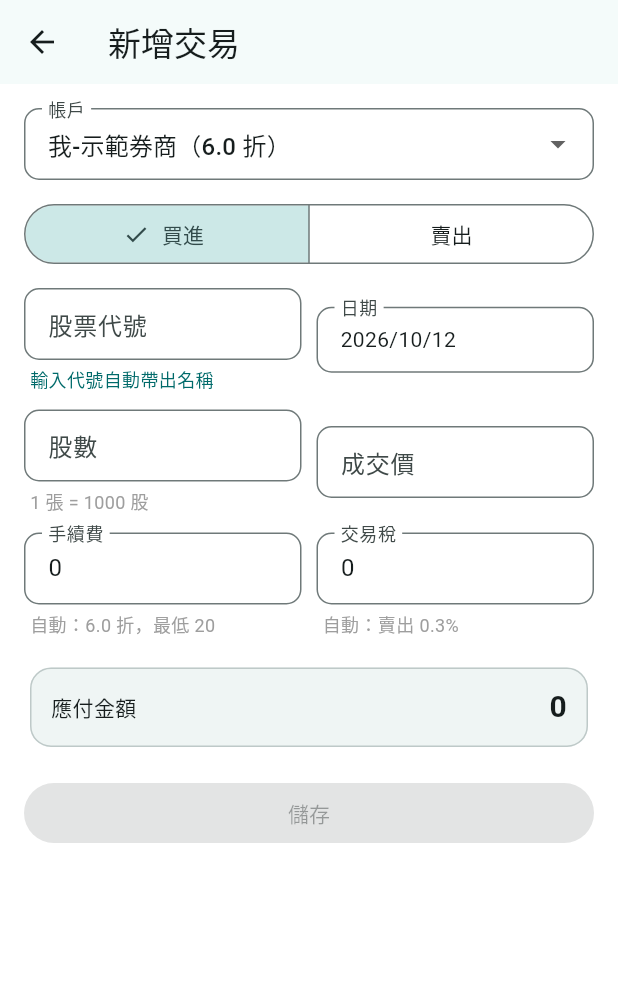
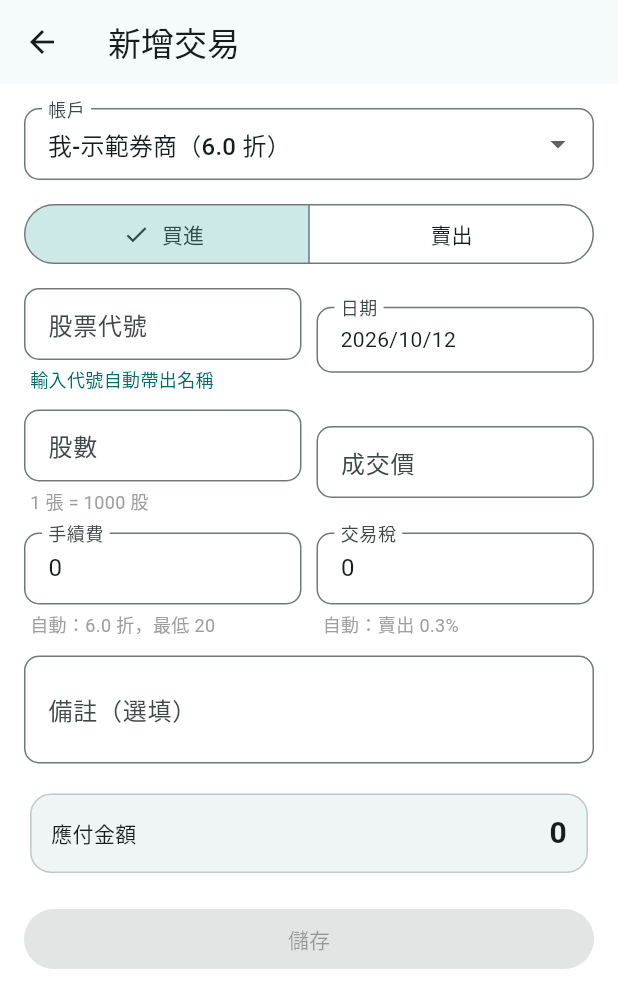
Before and after one commit to nmymdf/stock_acc, a Flutter app: the TradeFormDetail screen opened directly, on a phone screen of 412 x 824 dp. Shown: the top 1008 px of the screen. Run offline on Flutter 3.47's test engine with Material 3 defaults, Android fonts, the phone set to English and light mode, and no system bars; missing offline and left inert: file_selector.

Commit message:
交易加備註欄；導覽順序把「交易」挪到「資訊」前面
1. Trade 新增選填的 note 欄位，交易表單可以打「為什麼買/賣」的備忘，
   交易列表、持股頁的交易明細都會順便顯示（有填才顯示那一行）。舊資料
   沒有這個欄位，讀檔時預設空字串，不影響既有備份。
2. 左邊導覽／底部導覽順序從「總覽、持股、資訊、交易、設定」改成
   「總覽、持股、交易、資訊、設定」。

版本號提升到 v1.0.16+20。

Co-Authored-By: Claude Sonnet 5 <noreply@anthropic.com>
Claude-Session: https://claude.ai/code/session_018ivpJveTzqrPirpqQ1X7Rw

```diff
--- a/app/lib/app_build_info.dart
+++ b/app/lib/app_build_info.dart
@@ -4,4 +4,4 @@
 /// 畫面完全不顯示——這個版本改成最笨但最可靠的做法：每次要出新版本，
 /// 手動把這個數字往上加一，跟 pubspec.yaml 的 version 保持一致。
 /// 只要看到這個數字有變，就代表你拿到的是新編譯出來的版本。
-const String kAppVersion = 'v1.0.15+19';
+const String kAppVersion = 'v1.0.16+20';
--- a/app/lib/data/repository.dart
+++ b/app/lib/data/repository.dart
@@ -260,6 +260,7 @@ class AppRepository extends ChangeNotifier {
     required double price,
     required int fee,
     required int tax,
+    String note = '',
   }) async {
     final t = Trade(
       id: _uuid.v4(),
@@ -272,6 +273,7 @@ class AppRepository extends ChangeNotifier {
       price: price,
       fee: fee,
       tax: tax,
+      note: note,
       updatedAt: DateTime.now(),
     );
     await _mutate(() {
@@ -291,6 +293,7 @@ class AppRepository extends ChangeNotifier {
     double? price,
     int? fee,
     int? tax,
+    String? note,
   }) async {
     await _mutate(() {
       final t = tradeById(id);
@@ -303,6 +306,7 @@ class AppRepository extends ChangeNotifier {
       if (price != null) t.price = price;
       if (fee != null) t.fee = fee;
       if (tax != null) t.tax = tax;
+      if (note != null) t.note = note;
       t.updatedAt = DateTime.now();
       if (code != null || name != null) _rememberCustomName(t.code, t.name);
     });
--- a/app/lib/models/models.dart
+++ b/app/lib/models/models.dart
@@ -78,6 +78,9 @@ class Trade {
   double price;
   int fee;
   int tax;
+
+  /// 這筆為什麼買／賣，選填，純粹給自己看的備忘。
+  String note;
   DateTime updatedAt;
 
   Trade({
@@ -91,6 +94,7 @@ class Trade {
     required this.price,
     required this.fee,
     required this.tax,
+    this.note = '',
     required this.updatedAt,
   });
 
@@ -111,6 +115,7 @@ class Trade {
         'price': price,
         'fee': fee,
         'tax': tax,
+        'note': note,
         'updatedAt': updatedAt.toIso8601String(),
       };
 
@@ -125,6 +130,7 @@ class Trade {
         price: (j['price'] as num).toDouble(),
         fee: j['fee'] as int,
         tax: j['tax'] as int,
+        note: j['note'] as String? ?? '',
         updatedAt: DateTime.parse(j['updatedAt'] as String),
       );
 }
--- a/app/lib/ui/screens/trades.dart
+++ b/app/lib/ui/screens/trades.dart
@@ -29,6 +29,7 @@ Widget buildTradeRow(BuildContext context, Trade t, {bool nested = false}) {
         '${t.date.month}/${t.date.day.toString().padLeft(2, '0')} · ${person?.name ?? ''}${acc == null ? '' : '-${acc.broker}'}'),
     trailingTop: Text(f0(t.netCashFlow.abs()), style: TextStyle(color: changeColor(context, t.side == TradeSide.buy ? -1 : 1))),
     trailingBottom: Text('${shareTxt(t.shares)} @ ${f2(t.price)}'),
+    footer: t.note.isEmpty ? null : Text('備註：${t.note}', maxLines: 1, overflow: TextOverflow.ellipsis),
   );
 }
 
@@ -180,6 +181,7 @@ class _TradeFormDetailState extends State<TradeFormDetail> {
   late final TextEditingController _priceCtrl;
   late final TextEditingController _feeCtrl;
   late final TextEditingController _taxCtrl;
+  late final TextEditingController _noteCtrl;
   DateTime _date = DateTime.now();
   bool _feeTouched = false;
   bool _taxTouched = false;
@@ -199,6 +201,7 @@ class _TradeFormDetailState extends State<TradeFormDetail> {
     _priceCtrl = TextEditingController(text: t == null ? '' : _trimNum(t.price));
     _feeCtrl = TextEditingController(text: t == null ? '0' : t.fee.toString());
     _taxCtrl = TextEditingController(text: t == null ? '0' : t.tax.toString());
+    _noteCtrl = TextEditingController(text: t?.note ?? '');
     _date = t?.date ?? DateTime.now();
     _feeTouched = t != null; // 修改舊資料時，手續費先當成「原本記錄的金額」，改了才算手動修改
     _taxTouched = t != null;
@@ -229,6 +232,7 @@ class _TradeFormDetailState extends State<TradeFormDetail> {
     _priceCtrl.dispose();
     _feeCtrl.dispose();
     _taxCtrl.dispose();
+    _noteCtrl.dispose();
     super.dispose();
   }
 
@@ -384,6 +388,12 @@ class _TradeFormDetailState extends State<TradeFormDetail> {
               ]),
             ),
           ]),
+          const SizedBox(height: 12),
+          TextField(
+            controller: _noteCtrl,
+            decoration: const InputDecoration(labelText: '備註（選填）', hintText: '例如：財報公布前減碼、跌破季線停損'),
+            maxLines: 2,
+          ),
           const SizedBox(height: 16),
           Card(
             child: Padding(
@@ -419,6 +429,7 @@ class _TradeFormDetailState extends State<TradeFormDetail> {
                         price: price,
                         fee: fee,
                         tax: tax,
+                        note: _noteCtrl.text.trim(),
                       );
                     } else {
                       await repo.addTrade(
@@ -431,6 +442,7 @@ class _TradeFormDetailState extends State<TradeFormDetail> {
                         price: price,
                         fee: fee,
                         tax: tax,
+                        note: _noteCtrl.text.trim(),
                       );
                     }
                     if (context.mounted) {
--- a/app/lib/ui/shell.dart
+++ b/app/lib/ui/shell.dart
@@ -14,21 +14,21 @@ import 'screens/settings.dart';
 import 'screens/trades.dart';
 import 'widgets/common.dart';
 
-enum AppTab { overview, holdings, info, trades, settings }
+enum AppTab { overview, holdings, trades, info, settings }
 
 extension AppTabX on AppTab {
   String get label => switch (this) {
         AppTab.overview => '總覽',
         AppTab.holdings => '持股',
+        AppTab.trades => '交易',
         AppTab.info => '資訊',
-        AppTab.trades => '交易',
         AppTab.settings => '設定',
       };
   IconData get icon => switch (this) {
         AppTab.overview => Icons.donut_small,
         AppTab.holdings => Icons.list_alt,
+        AppTab.trades => Icons.swap_vert,
         AppTab.info => Icons.auto_awesome,
-        AppTab.trades => Icons.swap_vert,
         AppTab.settings => Icons.settings,
       };
 }
--- a/app/pubspec.yaml
+++ b/app/pubspec.yaml
@@ -16,7 +16,7 @@ publish_to: 'none' # Remove this line if you wish to publish to pub.dev
 # https://developer.apple.com/library/archive/documentation/General/Reference/InfoPlistKeyReference/Articles/CoreFoundationKeys.html
 # In Windows, build-name is used as the major, minor, and patch parts
 # of the product and file versions while build-number is used as the build suffix.
-version: 1.0.15+19
+version: 1.0.16+20
 
 environment:
   sdk: ^3.13.4
```
